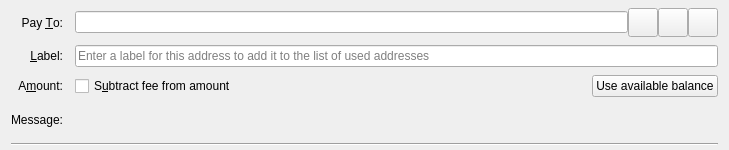
shitcoinsherpa/Freycoin, file src/qt/forms/sendcoinsentry.ui: the form before one commit.
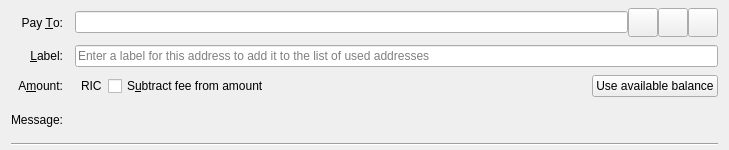
The form after the commit. Icons and pictures are not drawn. Custom widgets are drawn as their Qt base class.

Commit message: Gui: Remove Amount Units, related Ui enhancements.

Patch:
```diff
--- a/src/qt/forms/sendcoinsentry.ui
+++ b/src/qt/forms/sendcoinsentry.ui
@@ -159,11 +159,21 @@
     </widget>
    </item>
    <item row="2" column="1">
-    <layout class="QHBoxLayout" name="horizontalLayoutAmount" stretch="0,1,0">
+    <layout class="QHBoxLayout" name="horizontalLayoutAmount" stretch="0,0,1,0">
+     <property name="spacing">
+      <number>6</number>
+     </property>
      <item>
       <widget class="BitcoinAmountField" name="payAmount" native="true">
        <property name="toolTip">
-        <string>The amount to send in the selected unit</string>
+        <string>The amount of RIC to send</string>
+       </property>
+      </widget>
+     </item>
+     <item>
+      <widget class="QLabel" name="unitlLabel">
+       <property name="text">
+        <string>RIC</string>
        </property>
       </widget>
      </item>
```
Left out of the diff: 16 changed lines with no effect on the pictures. The commit also changes 43 other files.
